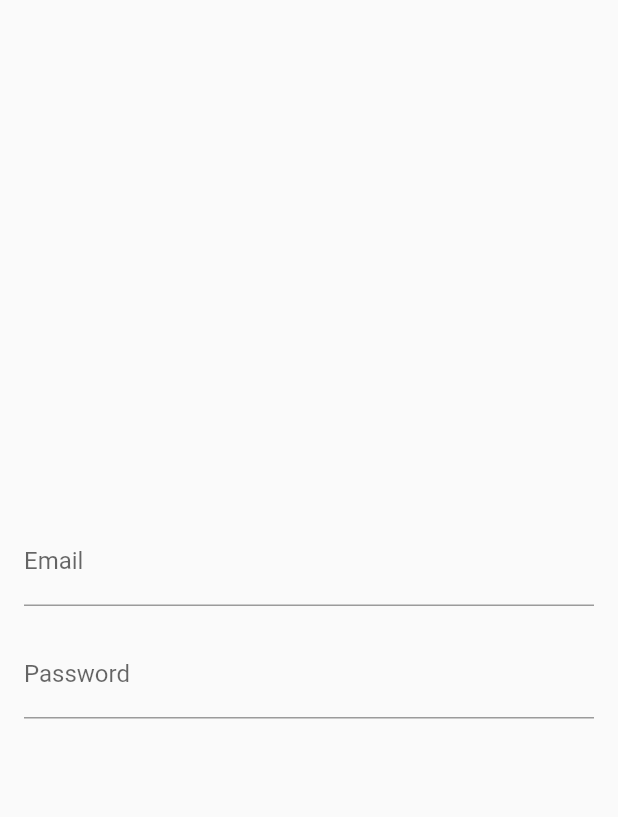
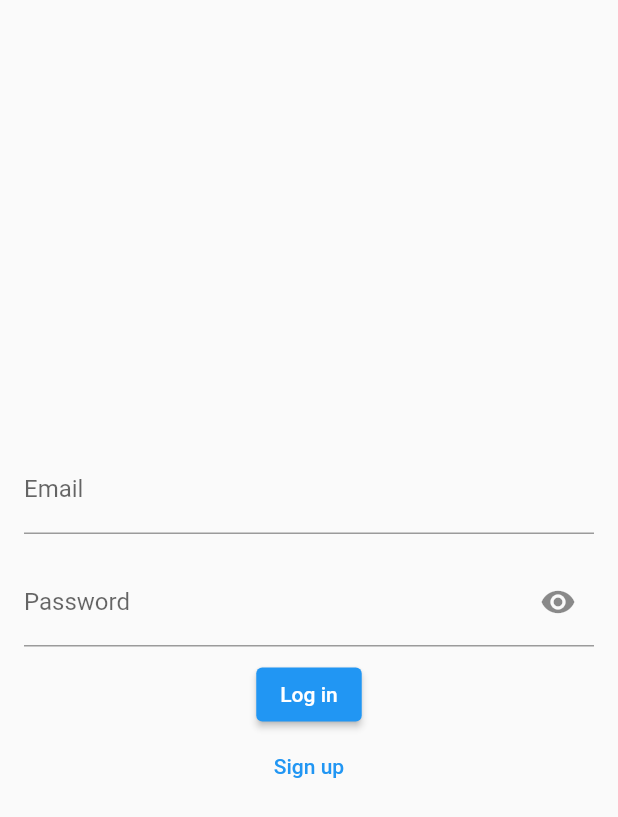
Before and after one commit to tatarmagda/firebase_firstexample, a Flutter app: the screen it shows after launch, on a phone screen of 412 x 824 dp. Shown: the top 817 px of the screen. Run offline on Flutter 3.47's test engine with Material 2 defaults, Android fonts, the phone set to English and light mode, and no system bars; our stand-ins replace firebase_auth, firebase_core; accounts and stored records are empty.

Commit message:
password firebase

```diff
--- a/lib/main.dart
+++ b/lib/main.dart
@@ -1,6 +1,9 @@
+import 'package:firebase_auth/firebase_auth.dart';
 import 'package:firebase_core/firebase_core.dart';
+import 'package:firebase_example/screens/auth/data/providers/auth_state.dart';
 import 'package:firebase_example/screens/auth/sign_up.dart';
 import 'package:flutter/material.dart';
+import 'package:provider/provider.dart';
 
 Future<void> main() async {
   WidgetsFlutterBinding.ensureInitialized();
@@ -13,13 +16,20 @@ class MyApp extends StatelessWidget {
 
   @override
   Widget build(BuildContext context) {
-    return MaterialApp(
-      debugShowCheckedModeBanner: false,
-      title: 'Flutter Demo',
-      theme: ThemeData(
-        primarySwatch: Colors.blue,
+    return MultiProvider(
+      providers: [
+        ChangeNotifierProvider(
+          create: (_) => AuthState(FirebaseAuth.instance),
+        )
+      ],
+      child: MaterialApp(
+        debugShowCheckedModeBanner: false,
+        title: 'Flutter Demo',
+        theme: ThemeData(
+          primarySwatch: Colors.blue,
+        ),
+        home: SignUpPage(),
       ),
-      home: SignUpPage(),
     );
   }
 }
--- a/lib/screens/auth/sign_up.dart
+++ b/lib/screens/auth/sign_up.dart
@@ -11,6 +11,8 @@ class _SignUpPageState extends State<SignUpPage> {
   final _formKey = GlobalKey<FormState>();
   TextEditingController _emailController = TextEditingController();
   TextEditingController _passwordController = TextEditingController();
+  bool _signUp = false;
+  bool _showPassword = false;
 
   @override
   Widget build(BuildContext context) {
@@ -26,18 +28,47 @@ class _SignUpPageState extends State<SignUpPage> {
               Padding(
                 padding: const EdgeInsets.all(8.0),
                 child: TextFormField(
+                  keyboardType: TextInputType.emailAddress,
                   decoration: InputDecoration(labelText: "Email"),
                   controller: _emailController,
                 ),
               ),
               Padding(
-                padding: const EdgeInsets.all(8.0),
+                padding: EdgeInsets.all(8.0),
                 child: TextFormField(
-                  decoration: InputDecoration(labelText: "Password"),
+                  keyboardType: TextInputType.visiblePassword,
+                  decoration: InputDecoration(
+                    labelText: "Password",
+                    suffixIcon: IconButton(
+                      onPressed: () {
+                        setState(() {
+                          _showPassword = !_showPassword;
+                        });
+                      },
+                      icon: Icon(_showPassword
+                          ? Icons.visibility_off
+                          : Icons.visibility),
+                    ),
+                  ),
                   controller: _passwordController,
-                  obscureText: true,
+                  obscureText: !_showPassword,
                 ),
-              )
+              ),
+              Center(
+                child: ElevatedButton(
+                    child: Text(_signUp ? "Sign up" : "Log in"),
+                    onPressed: _signUp ? () {} : () {}),
+              ),
+              Center(
+                child: TextButton(
+                  child: Text(!_signUp ? "Sign up" : "Log in"),
+                  onPressed: () {
+                    setState(() {
+                      _signUp = !_signUp;
+                    });
+                  },
+                ),
+              ),
             ],
           ),
         ),
```
Also changed, not shown: lib/screens/auth/data/providers/auth_state.dart (added, +45 -0 lines).
